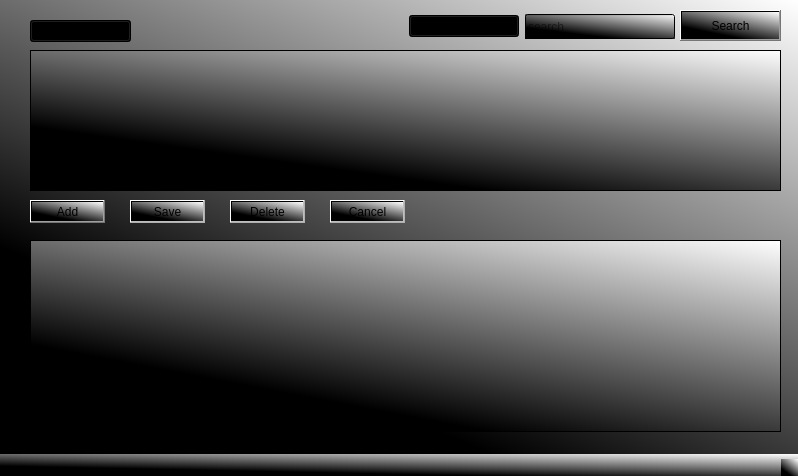
Qt form gui.ui (annakrih/T113VLN1-3) before a commit.
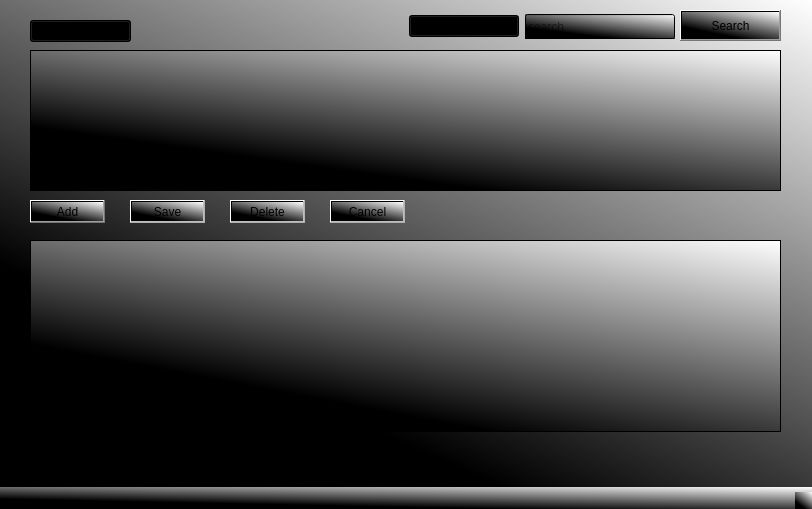
The same form after that commit.

Commit message: no need to click the search button, enter now works

What changed in the file:
```diff
--- a/gui.ui
+++ b/gui.ui
@@ -6,8 +6,8 @@
    <rect>
     <x>0</x>
     <y>0</y>
-    <width>798</width>
-    <height>476</height>
+    <width>812</width>
+    <height>509</height>
    </rect>
   </property>
   <property name="windowTitle">
```
Left out of the diff: 2 changed lines with no effect on the pictures. The commit also changes 1 other file.
